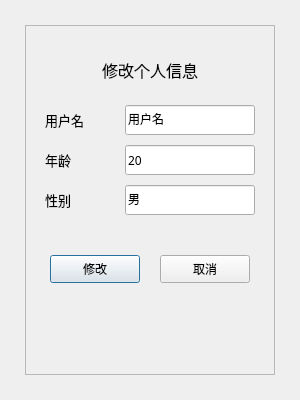
The window that GUI/ChangeInformationDialogUI.ui (ljcleo/DBProj) describes before a commit, drawn with Qt 5.
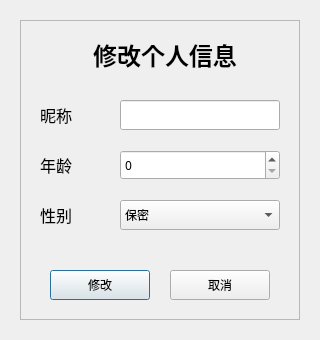
The same window after the commit.

```diff
--- a/GUI/ChangeInformationDialogUI.ui
+++ b/GUI/ChangeInformationDialogUI.ui
@@ -6,8 +6,8 @@
    <rect>
     <x>0</x>
     <y>0</y>
-    <width>300</width>
-    <height>400</height>
+    <width>320</width>
+    <height>340</height>
    </rect>
   </property>
   <property name="windowTitle">
@@ -16,10 +16,10 @@
   <widget class="QFrame" name="frame">
    <property name="geometry">
     <rect>
-     <x>25</x>
-     <y>25</y>
-     <width>250</width>
-     <height>350</height>
+     <x>20</x>
+     <y>20</y>
+     <width>280</width>
+     <height>300</height>
     </rect>
    </property>
    <property name="frameShape">
@@ -31,10 +31,10 @@
    <widget class="QPushButton" name="Modify">
     <property name="geometry">
      <rect>
-      <x>25</x>
-      <y>230</y>
-      <width>90</width>
-      <height>28</height>
+      <x>30</x>
+      <y>250</y>
+      <width>100</width>
+      <height>30</height>
      </rect>
     </property>
     <property name="font">
@@ -52,10 +52,10 @@
    <widget class="QPushButton" name="Cancel">
     <property name="geometry">
      <rect>
-      <x>135</x>
-      <y>230</y>
-      <width>90</width>
-      <height>28</height>
+      <x>150</x>
+      <y>250</y>
+      <width>100</width>
+      <height>30</height>
      </rect>
     </property>
     <property name="font">
@@ -71,15 +71,17 @@
     <property name="geometry">
      <rect>
       <x>65</x>
-      <y>30</y>
-      <width>120</width>
+      <y>20</y>
+      <width>160</width>
       <height>30</height>
      </rect>
     </property>
     <property name="font">
      <font>
       <family>等线</family>
-      <pointsize>12</pointsize>
+      <pointsize>18</pointsize>
+      <weight>75</weight>
+      <bold>true</bold>
      </font>
     </property>
     <property name="layoutDirection">
@@ -95,51 +97,12 @@
      <set>Qt::AlignCenter</set>
     </property>
    </widget>
-   <widget class="QLineEdit" name="Sex">
-    <property name="geometry">
-     <rect>
-      <x>100</x>
-      <y>160</y>
-      <width>130</width>
-      <height>30</height>
-     </rect>
-    </property>
-    <property name="font">
-     <font>
-      <family>宋体</family>
-     </font>
-    </property>
-    <property name="text">
-     <string>男</string>
-    </property>
-   </widget>
-   <widget class="QLineEdit" name="Age">
-    <property name="geometry">
-     <rect>
-      <x>100</x>
-      <y>120</y>
-      <width>130</width>
-      <height>30</height>
-     </rect>
-    </property>
-    <property name="font">
-     <font>
-      <family>宋体</family>
-     </font>
-    </property>
-    <property name="autoFillBackground">
-     <bool>false</bool>
-    </property>
-    <property name="text">
-     <string>20</string>
-    </property>
-   </widget>
    <widget class="QLineEdit" name="UserName">
     <property name="geometry">
      <rect>
       <x>100</x>
       <y>80</y>
-      <width>130</width>
+      <width>160</width>
       <height>30</height>
      </rect>
     </property>
@@ -151,9 +114,6 @@
     <property name="autoFillBackground">
      <bool>false</bool>
     </property>
-    <property name="text">
-     <string>用户名</string>
-    </property>
    </widget>
    <widget class="QLabel" name="Label1">
     <property name="geometry">
@@ -167,14 +127,14 @@
     <property name="font">
      <font>
       <family>等线</family>
-      <pointsize>10</pointsize>
+      <pointsize>12</pointsize>
      </font>
     </property>
     <property name="layoutDirection">
      <enum>Qt::LeftToRight</enum>
     </property>
     <property name="text">
-     <string>用户名</string>
+     <string>昵称</string>
     </property>
     <property name="textFormat">
      <enum>Qt::AutoText</enum>
@@ -187,7 +147,7 @@
     <property name="geometry">
      <rect>
       <x>20</x>
-      <y>120</y>
+      <y>130</y>
       <width>70</width>
       <height>30</height>
      </rect>
@@ -195,7 +155,7 @@
     <property name="font">
      <font>
       <family>等线</family>
-      <pointsize>10</pointsize>
+      <pointsize>12</pointsize>
      </font>
     </property>
     <property name="layoutDirection">
@@ -215,7 +175,7 @@
     <property name="geometry">
      <rect>
       <x>20</x>
-      <y>160</y>
+      <y>180</y>
       <width>70</width>
       <height>30</height>
      </rect>
@@ -223,7 +183,7 @@
     <property name="font">
      <font>
       <family>等线</family>
-      <pointsize>10</pointsize>
+      <pointsize>12</pointsize>
      </font>
     </property>
     <property name="layoutDirection">
@@ -238,6 +198,57 @@
     <property name="alignment">
      <set>Qt::AlignLeading|Qt::AlignLeft|Qt::AlignVCenter</set>
     </property>
+    <property name="buddy">
+     <cstring>Sex</cstring>
+    </property>
+   </widget>
+   <widget class="QSpinBox" name="Age">
+    <property name="geometry">
+     <rect>
+      <x>100</x>
+      <y>130</y>
+      <width>160</width>
+      <height>30</height>
+     </rect>
+    </property>
+    <property name="font">
+     <font>
+      <family>宋体</family>
+     </font>
+    </property>
+    <property name="maximum">
+     <number>150</number>
+    </property>
+   </widget>
+   <widget class="QComboBox" name="Sex">
+    <property name="geometry">
+     <rect>
+      <x>100</x>
+      <y>180</y>
+      <width>160</width>
+      <height>30</height>
+     </rect>
+    </property>
+    <property name="font">
+     <font>
+      <family>宋体</family>
+     </font>
+    </property>
+    <item>
+     <property name="text">
+      <string>保密</string>
+     </property>
+    </item>
+    <item>
+     <property name="text">
+      <string>男</string>
+     </property>
+    </item>
+    <item>
+     <property name="text">
+      <string>女</string>
+     </property>
+    </item>
    </widget>
   </widget>
  </widget>
```
Left out of the diff: 13 changed lines with no effect on the pictures.
